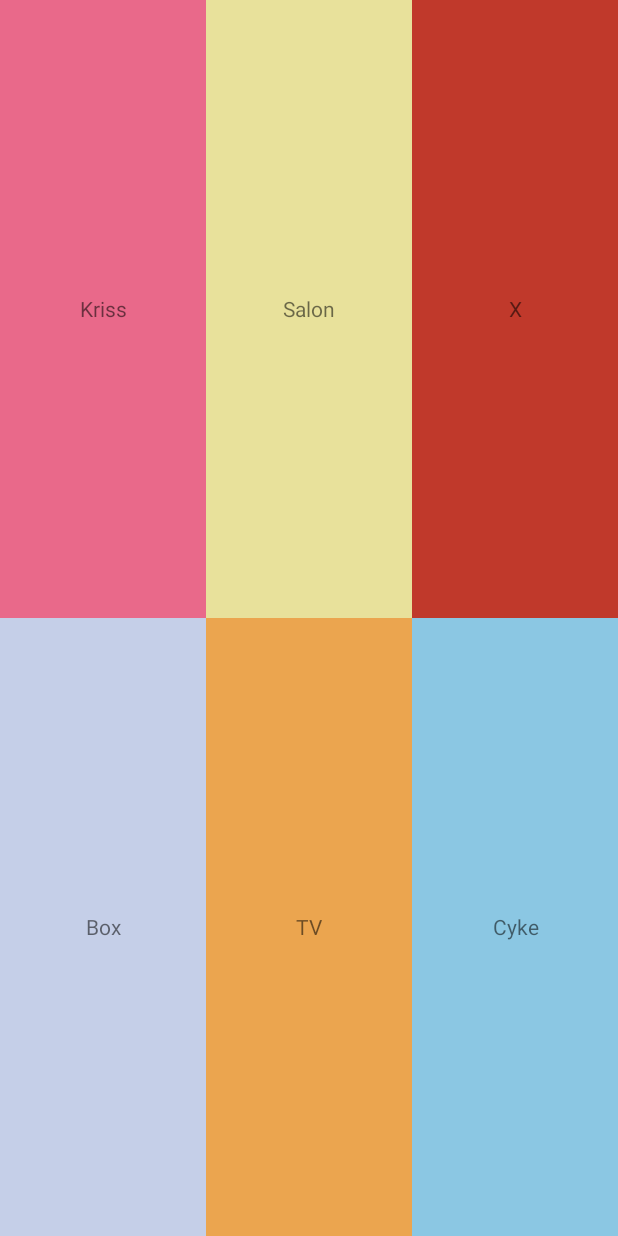
After one commit to guisalmon/kriissss-music, an Android app: the layout notification.xml on its own in the app's theme, with its tools: preview values and no code run, on a phone screen of 412 x 824 dp. The commit adds this screen. Run offline under Robolectric (Android 15) with nearby library versions, the phone set to English and light mode, and no system bars.

Commit message:
Create notification

```diff
--- a/app/src/main/java/org/robnetwork/kriissssmusic/broadcastreceiver/WifiChangedReceiver.java
+++ b/app/src/main/java/org/robnetwork/kriissssmusic/broadcastreceiver/WifiChangedReceiver.java
@@ -6,6 +6,8 @@ import android.content.Intent;
 import android.net.wifi.WifiInfo;
 import android.net.wifi.WifiManager;
 import android.util.Log;
+
+import org.robnetwork.kriissssmusic.helper.NotificationHelper;
 
 /**
  * Created by Guillaume Salmon on 03/10/2017.
@@ -23,7 +25,9 @@ public class WifiChangedReceiver extends BroadcastReceiver {
         WifiInfo info = wifiManager.getConnectionInfo ();
         if (info.getBSSID() != null && info.getBSSID().equals(MAC_BOX)) {
             Log.i(TAG, "Home is where the wifi is ! ");
-
+            NotificationHelper.createNotification(context);
+        } else {
+            NotificationHelper.dismissNotification(context);
         }
     }
 }
--- /dev/null
+++ b/app/src/main/java/org/robnetwork/kriissssmusic/helper/NotificationHelper.java
@@ -0,0 +1,40 @@
+package org.robnetwork.kriissssmusic.helper;
+
+import android.app.Notification;
+import android.app.NotificationManager;
+import android.content.Context;
+import android.support.v4.app.NotificationCompat;
+import android.util.Log;
+import android.widget.RemoteViews;
+
+import org.robnetwork.kriissssmusic.R;
+
+/**
+ * Created by Guillaume Salmon on 03/10/2017.
+ */
+
+public class NotificationHelper {
+    private static final String TAG = NetworkHelper.class.getSimpleName();
+
+    private static final int NOTIFICATION_ID = 2048;
+
+    public static void createNotification(Context context) {
+        Notification notification = new NotificationCompat.Builder(context)
+                .setOngoing(true)
+                .setCustomBigContentView(new RemoteViews(context.getPackageName(), R.layout.notification))
+                .setSmallIcon(android.R.drawable.ic_media_play)
+                .build();
+
+        NotificationManager manager = (NotificationManager) context.getSystemService(Context.NOTIFICATION_SERVICE);
+        try {
+            manager.notify(NOTIFICATION_ID, notification);
+        } catch (SecurityException se) {
+            Log.e(TAG, "Failed to notify " + se.toString());
+        }
+    }
+
+    public static void dismissNotification(Context context) {
+        NotificationManager manager = (NotificationManager) context.getSystemService(Context.NOTIFICATION_SERVICE);
+        manager.cancel(NOTIFICATION_ID);
+    }
+}
--- a/app/src/main/java/org/robnetwork/kriissssmusic/service/CommandService.java
+++ b/app/src/main/java/org/robnetwork/kriissssmusic/service/CommandService.java
@@ -10,8 +10,6 @@ import android.support.annotation.Nullable;
  */
 
 public class CommandService extends Service {
-    private static int NOTIFICATION_ID = 42;
-
     @Nullable
     @Override
     public IBinder onBind(Intent intent) {
@@ -20,6 +18,6 @@ public class CommandService extends Service {
 
     @Override
     public int onStartCommand(Intent intent, int flags, int startId) {
-        return START_STICKY_COMPATIBILITY;
+        return START_NOT_STICKY;
     }
 }
--- /dev/null
+++ b/app/src/main/res/layout/notification.xml
@@ -0,0 +1,72 @@
+<?xml version="1.0" encoding="utf-8"?>
+<LinearLayout
+    xmlns:android="http://schemas.android.com/apk/res/android"
+    android:layout_width="match_parent"
+    android:layout_height="match_parent"
+    android:orientation="vertical">
+
+    <LinearLayout
+        android:layout_width="match_parent"
+        android:layout_height="0dp"
+        android:layout_weight="1"
+        android:orientation="horizontal">
+
+        <TextView
+            android:layout_width="0dp"
+            android:layout_height="match_parent"
+            android:layout_weight="1"
+            android:gravity="center"
+            android:background="@color/pinkieDesk"
+            android:text="Kriss"/>
+
+        <TextView
+            android:layout_width="0dp"
+            android:layout_height="match_parent"
+            android:layout_weight="1"
+            android:gravity="center"
+            android:background="@color/flutterRoom"
+            android:text="Salon"/>
+
+        <TextView
+            android:layout_width="0dp"
+            android:layout_height="match_parent"
+            android:layout_weight="1"
+            android:gravity="center"
+            android:background="@color/red"
+            android:text="X"/>
+
+    </LinearLayout>
+
+    <LinearLayout
+        android:layout_width="match_parent"
+        android:layout_height="0dp"
+        android:layout_weight="1"
+        android:orientation="horizontal">
+
+        <TextView
+            android:layout_width="0dp"
+            android:layout_height="match_parent"
+            android:layout_weight="1"
+            android:gravity="center"
+            android:background="@color/rarityBox"
+            android:text="Box"/>
+
+        <TextView
+            android:layout_width="0dp"
+            android:layout_height="match_parent"
+            android:layout_weight="1"
+            android:gravity="center"
+            android:background="@color/appleTv"
+            android:text="TV"/>
+
+        <TextView
+            android:layout_width="0dp"
+            android:layout_height="match_parent"
+            android:layout_weight="1"
+            android:gravity="center"
+            android:background="@color/rainbowDesk"
+            android:text="Cyke"/>
+
+    </LinearLayout>
+
+</LinearLayout>
--- a/app/src/main/res/values/colors.xml
+++ b/app/src/main/res/values/colors.xml
@@ -9,4 +9,5 @@
     <color name="rainbowDesk">#8bc7e3</color>
     <color name="rarityBox">#c5cfe8</color>
     <color name="black">#111517</color>
+    <color name="red">#c0392b</color>
 </resources>
```
Also changed, not shown: app/src/main/res/mipmap-hdpi/ic_launcher.png, app/src/main/res/mipmap-mdpi/ic_launcher.png, app/src/main/res/mipmap-xhdpi/ic_launcher.png, app/src/main/res/mipmap-xxhdpi/ic_launcher.png, app/src/main/res/mipmap-xxxhdpi/ic_launcher.png.
